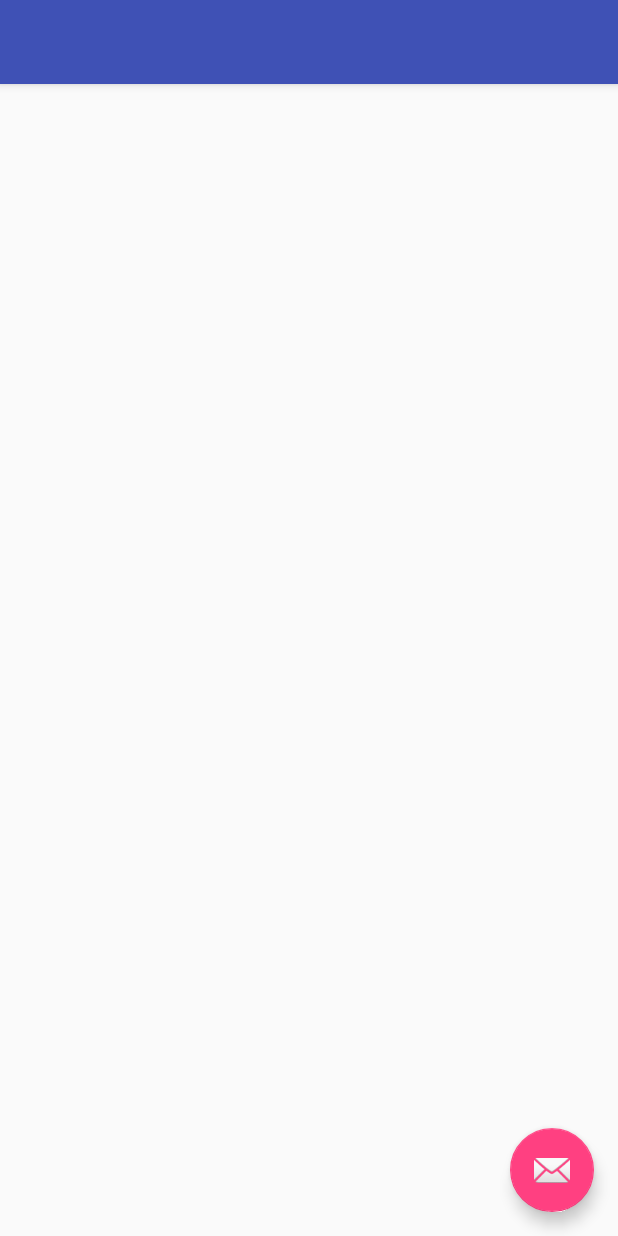
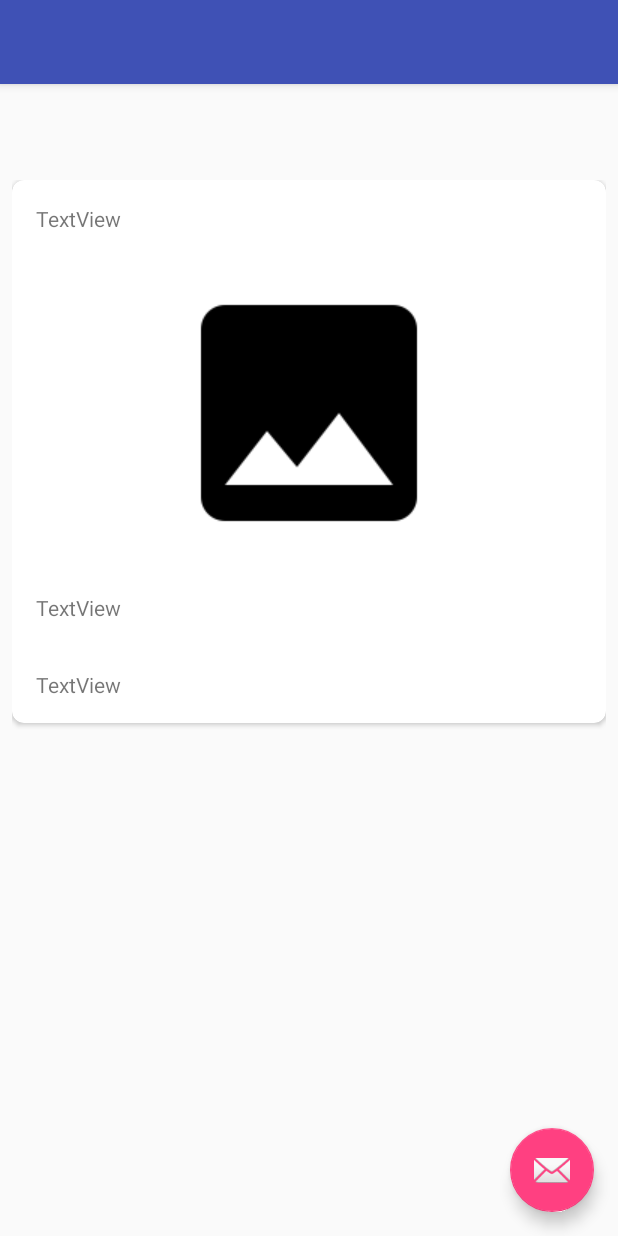
Before and after one commit to adhibarfan/FlickrBrowser, an Android app: the layout activity_foto_detail.xml on its own in the app's theme, with its tools: preview values and no code run, on a phone screen of 412 x 824 dp. Run offline under Robolectric (Android 15) with nearby library versions, the phone set to English and light mode, and no system bars.

Commit message:
update content foto detail

```diff
--- a/app/src/main/res/layout/content_foto_detail.xml
+++ b/app/src/main/res/layout/content_foto_detail.xml
@@ -1,11 +1,65 @@
 <?xml version="1.0" encoding="utf-8"?>
-<android.support.constraint.ConstraintLayout xmlns:android="http://schemas.android.com/apk/res/android"
+<LinearLayout xmlns:android="http://schemas.android.com/apk/res/android"
     xmlns:app="http://schemas.android.com/apk/res-auto"
     xmlns:tools="http://schemas.android.com/tools"
     android:layout_width="match_parent"
     android:layout_height="match_parent"
+    android:orientation="vertical"
     app:layout_behavior="@string/appbar_scrolling_view_behavior"
     tools:context="com.arfan.adhib.flickrbrowser.FotoDetailActivity"
     tools:showIn="@layout/activity_foto_detail">
 
-</android.support.constraint.ConstraintLayout>
+    <ScrollView
+        android:layout_width="match_parent"
+        android:layout_height="match_parent"
+        android:layout_marginTop="?actionBarSize"
+        android:padding="8dp">
+
+        <android.support.v7.widget.CardView
+            android:layout_width="match_parent"
+            android:layout_height="wrap_content"
+            android:layout_marginBottom="16dp"
+            app:cardCornerRadius="8dp">
+
+            <LinearLayout
+                android:layout_width="match_parent"
+                android:layout_height="wrap_content"
+                android:orientation="vertical">
+
+                <TextView
+                    android:id="@+id/photo_author"
+                    android:layout_width="match_parent"
+                    android:layout_height="wrap_content"
+                    android:layout_margin="8dp"
+                    android:padding="8dp"
+                    android:text="TextView" />
+
+                <ImageView
+                    android:id="@+id/photo_image"
+                    android:layout_width="match_parent"
+                    android:layout_height="wrap_content"
+                    android:layout_margin="8dp"
+                    android:scaleType="fitCenter"
+                    app:srcCompat="@drawable/placeholder" />
+
+                <TextView
+                    android:id="@+id/photo_title"
+                    android:layout_width="match_parent"
+                    android:layout_height="wrap_content"
+                    android:layout_margin="8dp"
+                    android:padding="8dp"
+                    android:text="TextView" />
+
+                <TextView
+                    android:id="@+id/photo_tags"
+                    android:layout_width="match_parent"
+                    android:layout_height="wrap_content"
+                    android:layout_margin="8dp"
+                    android:padding="8dp"
+                    android:text="TextView" />
+
+            </LinearLayout>
+
+        </android.support.v7.widget.CardView>
+    </ScrollView>
+</LinearLayout>
```
